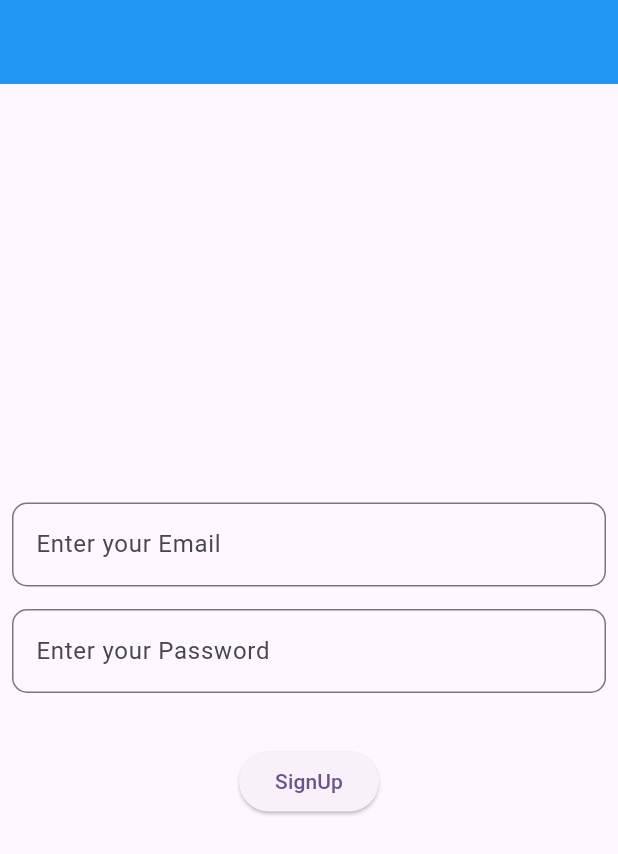
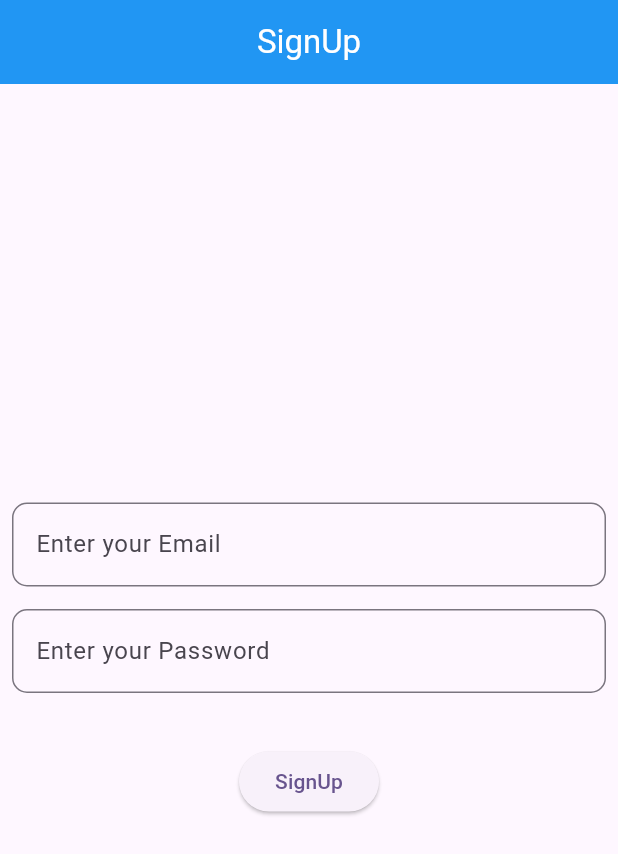
Before and after one commit to GoluAlam/Resume, a Flutter app: the screen it shows after launch, on a phone screen of 412 x 824 dp. Shown: the top 854 px of the screen. Run offline on Flutter 3.47's test engine with Material 3 defaults, Android fonts, the phone set to English and light mode, and no system bars; our stand-ins replace cloud_firestore, firebase_auth, firebase_core, fluttertoast; accounts and stored records are empty.

Commit message:
Add Signup Text and Signin Text

```diff
--- a/lib/views/screens/auth/sign_up_screen.dart
+++ b/lib/views/screens/auth/sign_up_screen.dart
@@ -17,8 +17,11 @@ class _SignUpScreenState extends State<SignUpScreen> {
     final authController = AuthController(context: context);
     var view = AppWidgets();
     return Scaffold(
-      appBar: view.appBarView(
-        backgroundColor: Colors.blue
+      appBar: AppBar(
+        backgroundColor: Colors.blue,
+        title: Text('SignUp',style: TextStyle(color: Colors.white),),
+        centerTitle: true,
+
       ),
       body: Padding(
         padding: const EdgeInsets.all(8.0),
```
Also changed, not shown: lib/views/screens/auth/sign_in_screen.dart (+5 -2 lines).
